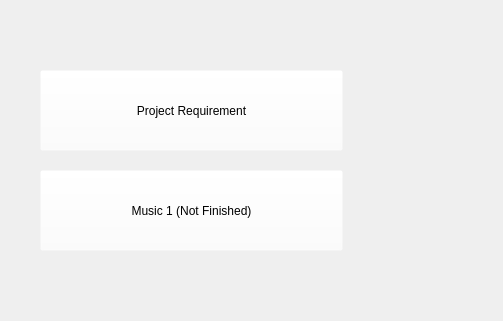
Above: taigoo/menu.ui from bladeath860620/QT before the change; both pictures show x 0 to 503 and y 0 to 321 of the 1024 by 768 pixel window. Below: the same form after it.
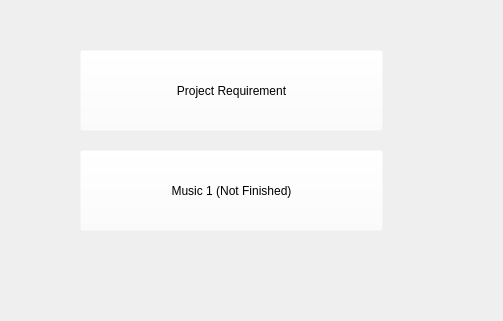
That is the form after the change. Icons and pictures are not drawn.

Diff of the .ui file:
```diff
--- a/taigoo/menu.ui
+++ b/taigoo/menu.ui
@@ -38,8 +38,8 @@
    <widget class="QPushButton" name="pushButton">
     <property name="geometry">
      <rect>
-      <x>40</x>
-      <y>170</y>
+      <x>80</x>
+      <y>150</y>
       <width>303</width>
       <height>81</height>
      </rect>
@@ -55,8 +55,8 @@
    <widget class="QPushButton" name="pushButton_2">
     <property name="geometry">
      <rect>
-      <x>40</x>
-      <y>70</y>
+      <x>80</x>
+      <y>50</y>
       <width>303</width>
       <height>81</height>
      </rect>
```
